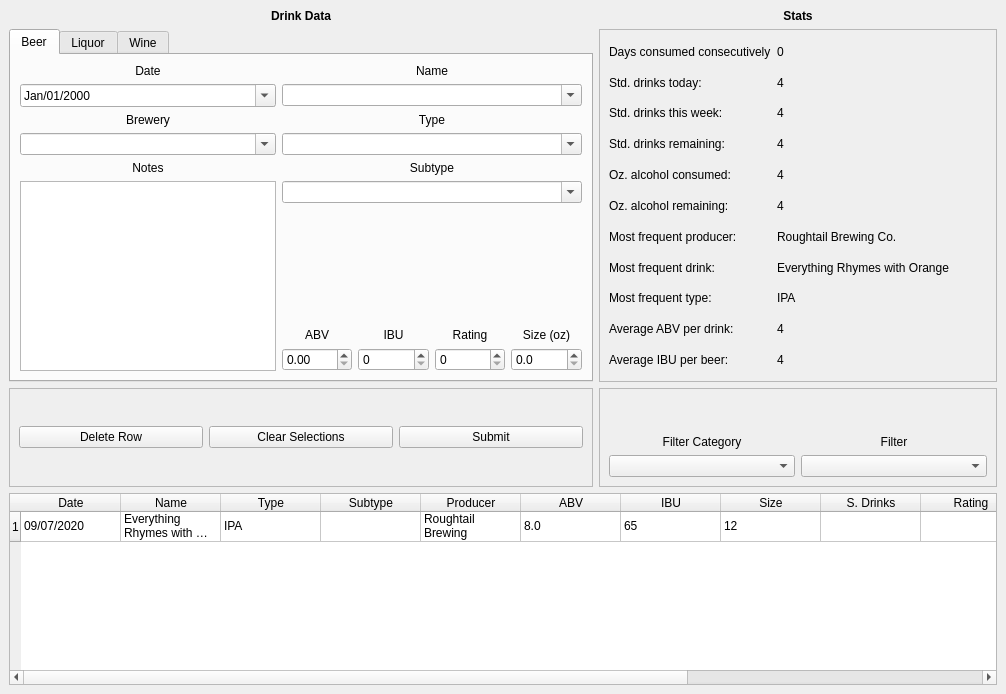
First picture: the form in ui/mainwindow.ui, repository minorsecond/BuzzBot, before the edit.
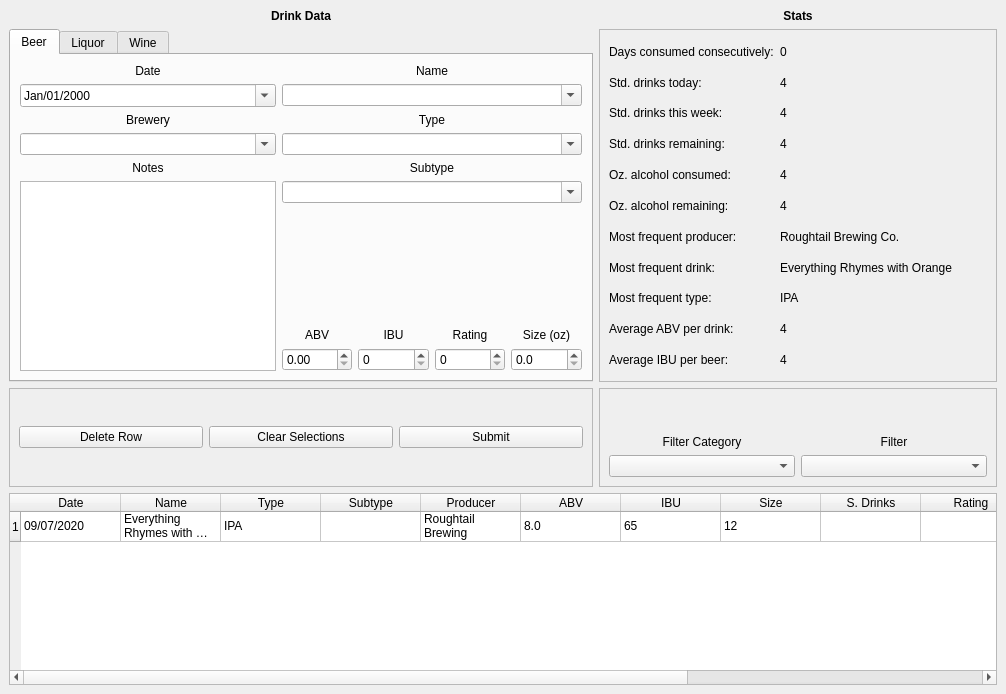
Second picture: the form after the edit.

Commit message: Add missing semicolon

Diff of the .ui file:
```diff
--- a/ui/mainwindow.ui
+++ b/ui/mainwindow.ui
@@ -504,7 +504,7 @@
        <item row="0" column="0">
         <widget class="QLabel" name="daysConsecutiveLabel">
          <property name="text">
-          <string>Days consumed consecutively</string>
+          <string>Days consumed consecutively:</string>
          </property>
         </widget>
        </item>
```
The commit also changes 1 other file.
